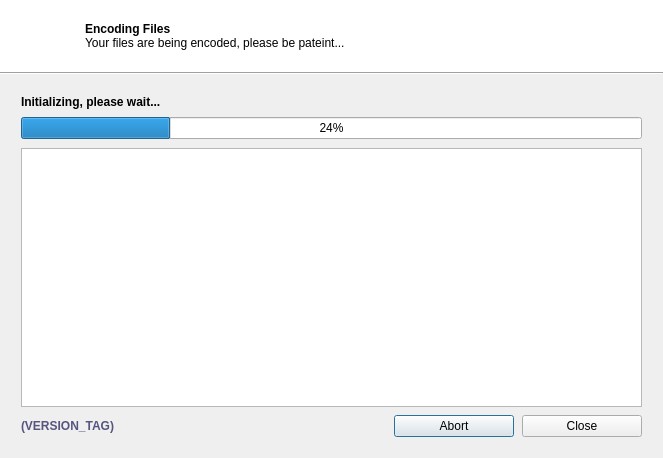
The window that gui/ProcessingDialog.ui (lordmulder/LameXP) describes before a commit, drawn with Qt 5.
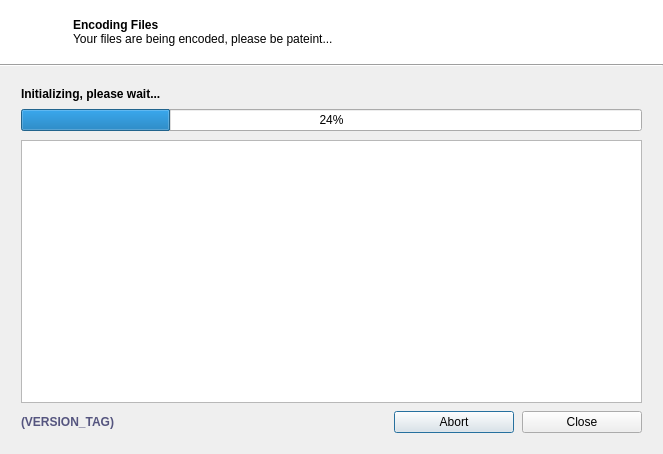
The same window after the commit. Icons and pictures are not drawn.

Commit message: Implement processing thread and connect to processing dialog.

Patch:
```diff
--- a/gui/ProcessingDialog.ui
+++ b/gui/ProcessingDialog.ui
@@ -7,7 +7,7 @@
     <x>0</x>
     <y>0</y>
     <width>663</width>
-    <height>458</height>
+    <height>454</height>
    </rect>
   </property>
   <property name="windowTitle">
@@ -30,13 +30,13 @@
        <property name="minimumSize">
         <size>
          <width>0</width>
-         <height>72</height>
+         <height>64</height>
         </size>
        </property>
        <property name="maximumSize">
         <size>
          <width>16777215</width>
-         <height>72</height>
+         <height>64</height>
         </size>
        </property>
        <property name="palette">
@@ -138,14 +138,14 @@
            <widget class="QLabel" name="label_headerIcon">
             <property name="minimumSize">
              <size>
-              <width>60</width>
-              <height>56</height>
+              <width>48</width>
+              <height>45</height>
              </size>
             </property>
             <property name="maximumSize">
              <size>
-              <width>60</width>
-              <height>56</height>
+              <width>48</width>
+              <height>45</height>
              </size>
             </property>
             <property name="text">
```
Left out of the diff: 39 changed lines with no effect on the pictures. The commit also changes 9 other files.
